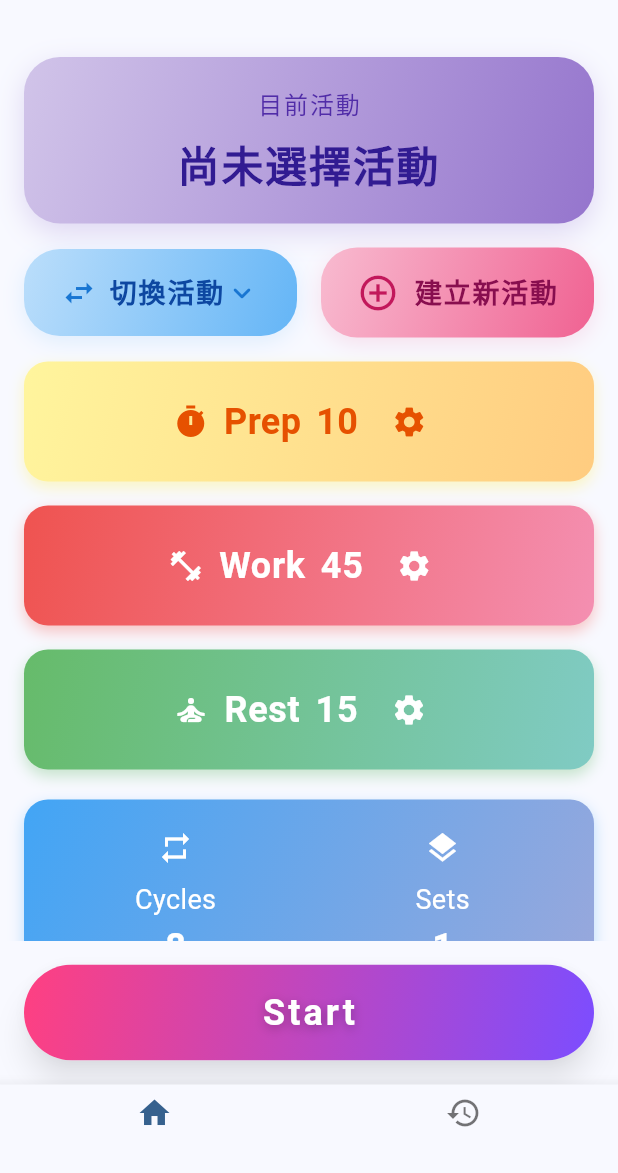
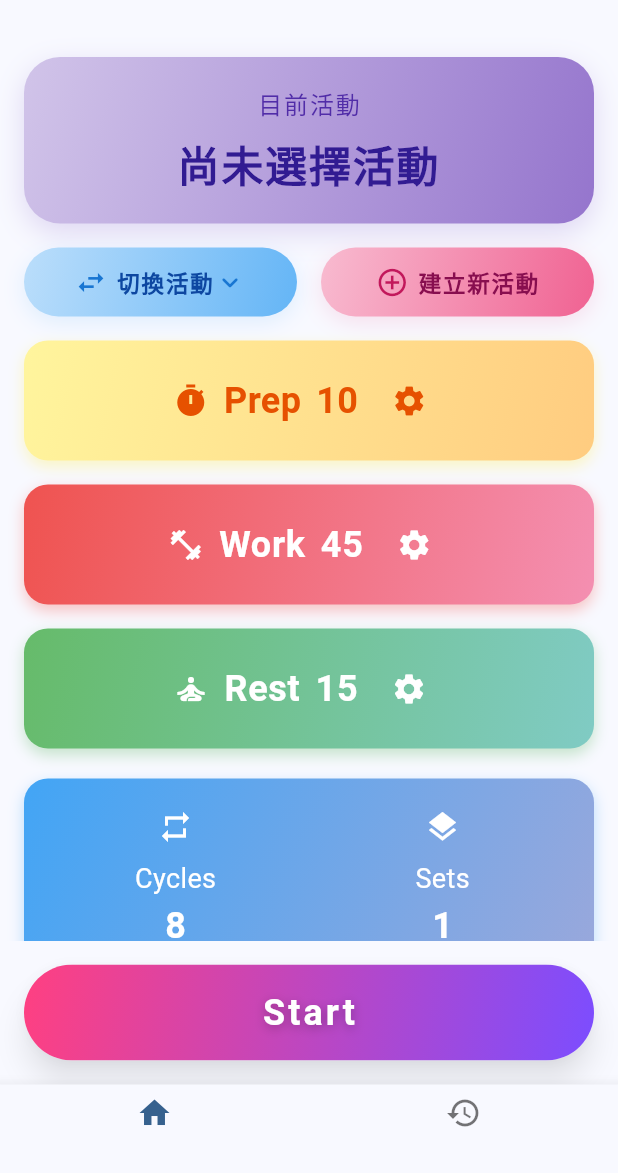
Before and after one commit to brianhsux/TabataApp, a Flutter app: the screen it shows after launch, on a phone screen of 412 x 824 dp, the part 63-1236 px from its top. Run offline on Flutter 3.47's test engine with Material 3 defaults, Android fonts, the phone set to English and light mode, and no system bars; drawn by our look-alikes of dropdown_button2; our stand-ins replace audioplayers, google_mobile_ads, shared_preferences, sqflite, stop_watch_timer, table_calendar; accounts and stored records are empty; network calls fail.

Commit message:
Reduces padding and font size on buttons
Decreases the padding and font size of the 'Switch Activity' and 'Create New Activity' buttons.

This improves the layout and appearance, especially on smaller screens.

```diff
--- a/lib/main.dart
+++ b/lib/main.dart
@@ -891,7 +891,7 @@ class _TabataScreenState extends State<TabataScreen> {
                     return DropdownButtonHideUnderline(
                       child: DropdownButton2<WorkoutPreset>(
                         customButton: Container(
-                          padding: EdgeInsets.symmetric(horizontal: 24, vertical: 16),
+                          padding: EdgeInsets.symmetric(horizontal: 12, vertical: 12),
                           decoration: BoxDecoration(
                             gradient: LinearGradient(
                               colors: [Colors.blue.shade100, Colors.blue.shade300], // 切換活動用藍色系
@@ -911,18 +911,18 @@ class _TabataScreenState extends State<TabataScreen> {
                             mainAxisSize: MainAxisSize.min,
                             mainAxisAlignment: MainAxisAlignment.center,
                             children: [
-                              Icon(Icons.swap_horiz, color: Colors.blue.shade700),
-                              SizedBox(width: 8),
+                              Icon(Icons.swap_horiz, color: Colors.blue.shade700, size: 22),
+                              SizedBox(width: 6),
                               Text(
                                 '切換活動',
                                 style: TextStyle(
                                   color: Colors.blue.shade900,
                                   fontWeight: FontWeight.bold,
-                                  fontSize: 18,
+                                  fontSize: 15,
                                   letterSpacing: 1.2,
                                 ),
                               ),
-                              Icon(Icons.keyboard_arrow_down_rounded, color: Colors.blue.shade700),
+                              Icon(Icons.keyboard_arrow_down_rounded, color: Colors.blue.shade700, size: 22),
                             ],
                           ),
                         ),
@@ -1112,7 +1112,7 @@ class _TabataScreenState extends State<TabataScreen> {
                     }
                   },
                   child: Container(
-                    padding: EdgeInsets.symmetric(horizontal: 24, vertical: 16),
+                    padding: EdgeInsets.symmetric(horizontal: 12, vertical: 12),
                     decoration: BoxDecoration(
                       gradient: LinearGradient(
                         colors: [Colors.pink.shade100, Colors.pink.shade300], // 建立新活動用粉紅色系
@@ -1132,14 +1132,14 @@ class _TabataScreenState extends State<TabataScreen> {
                       mainAxisAlignment: MainAxisAlignment.center,
                       mainAxisSize: MainAxisSize.min,
                       children: [
-                        Icon(Icons.add_circle_outline, color: Colors.pink.shade700, size: 28),
-                        SizedBox(width: 10),
+                        Icon(Icons.add_circle_outline, color: Colors.pink.shade700, size: 22),
+                        SizedBox(width: 6),
                         Text(
                           '建立新活動',
                           style: TextStyle(
                             color: Colors.pink.shade900,
                             fontWeight: FontWeight.bold,
-                            fontSize: 18,
+                            fontSize: 15,
                             letterSpacing: 1.2,
                           ),
                         ),
```
